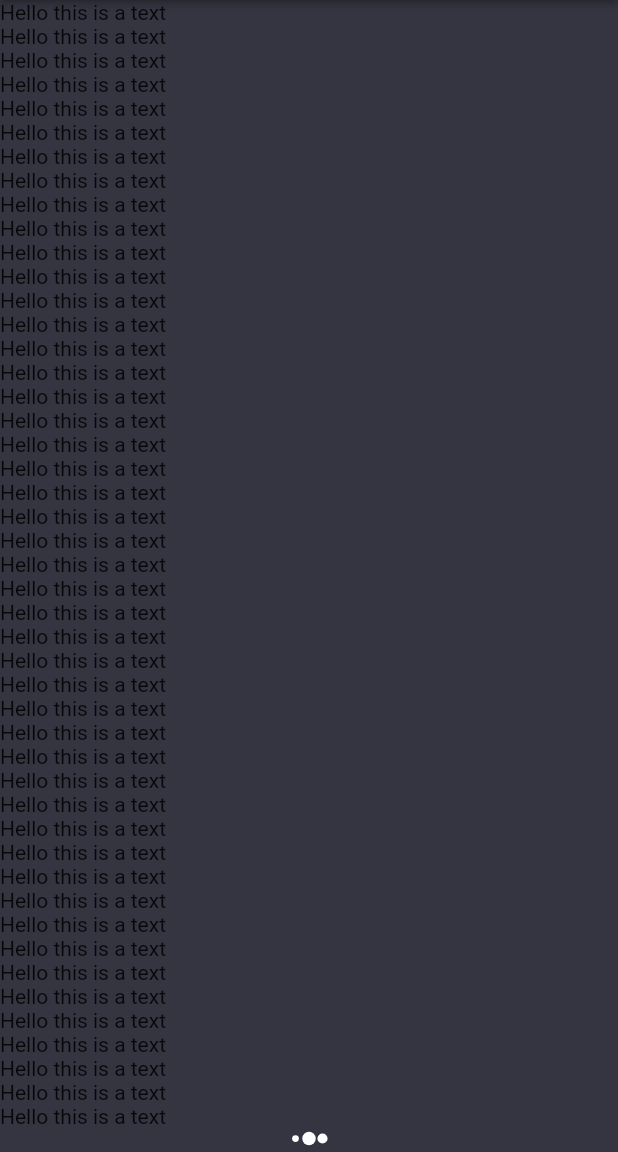
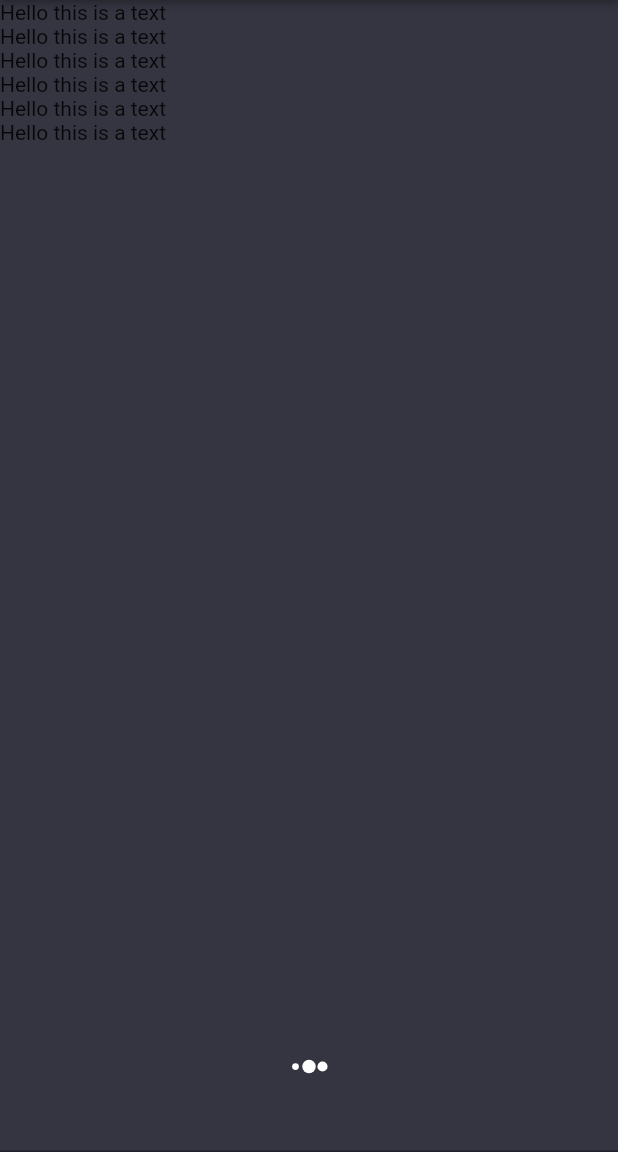
Before and after one commit to Awaizkazi/chat_gpt_flutter_1, a Flutter app: the screen it shows after launch, on a phone screen of 412 x 824 dp, the part 84-1236 px from its top. Run offline on Flutter 3.47's test engine with Material 2 defaults, Android fonts, the phone set to English and light mode, and no system bars; our stand-ins replace flutter_spinkit.

Commit message:
textfield added

```diff
--- a/lib/screens/chat_screen.dart
+++ b/lib/screens/chat_screen.dart
@@ -26,15 +26,25 @@ class _ChatScreenState extends State<ChatScreen> {
         child: Column(
           children: [
             Flexible(
-              child: ListView.builder(itemBuilder: (context, index) {
-                return Text('Hello this is a text');
-              }),
+              child: ListView.builder(
+                  itemCount: 6,
+                  itemBuilder: (context, index) {
+                    return Text('Hello this is a text');
+                  }),
             ),
             // TODO This condiiton for the Three Dot Showing that the response will be getting by the ChatGPT
             if (isTyping) ...[
               SpinKitThreeBounce(
                 color: Colors.white,
                 size: 18,
+              ),
+              //! For the textField Where the user asking the messages
+              Row(
+                children: [
+                  Expanded(
+                    child: TextField(),
+                  ),
+                ],
               ),
             ],
           ],
```
